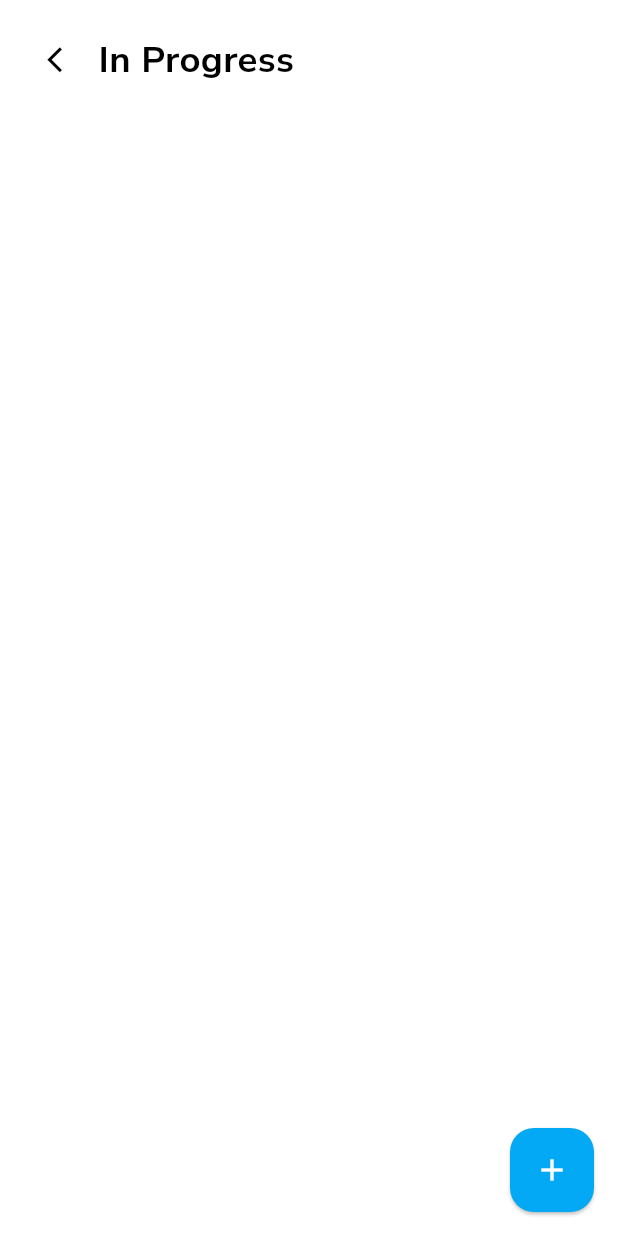
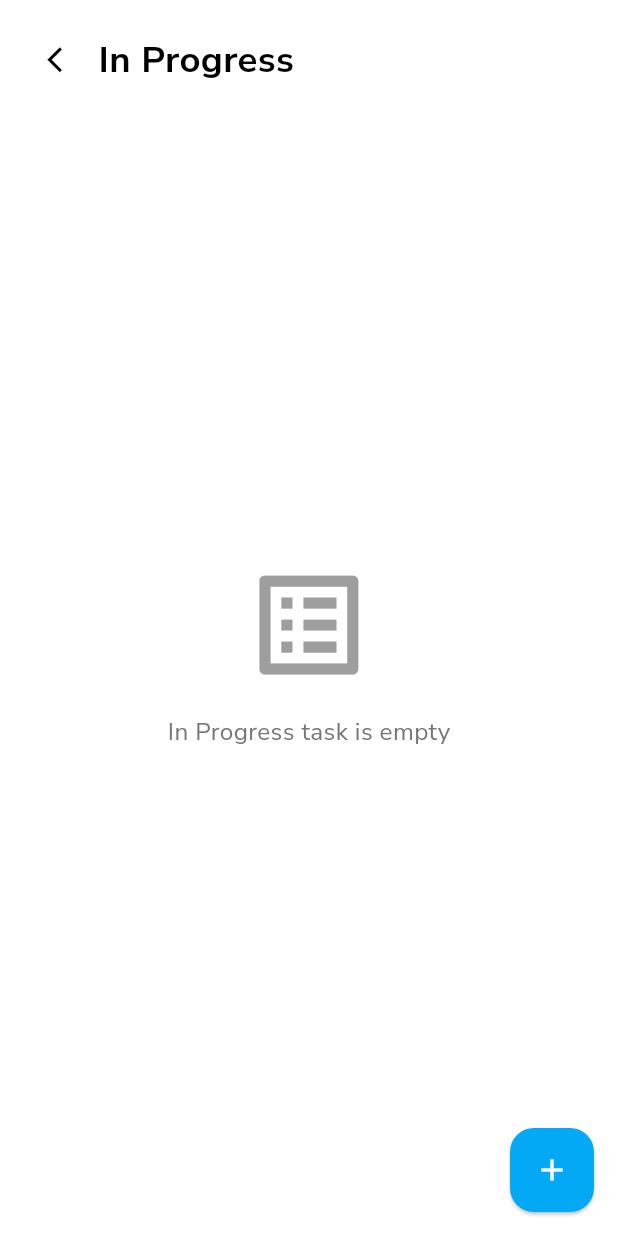
Before and after one commit to Okyesco/task_management, a Flutter app: the screen it shows after launch, after a tap on an icon or button, on a phone screen of 412 x 824 dp. Run offline on Flutter 3.47's test engine with Material 3 defaults, Android fonts, the phone set to English and light mode, and no system bars; our stand-ins replace flutter_screenutil, flutter_slidable, fluttertoast.

Commit message:
add empty task builder

```diff
--- a/lib/main.dart
+++ b/lib/main.dart
@@ -1,4 +1,5 @@
 import 'package:flutter/material.dart';
+import 'package:flutter/services.dart';
 import 'package:task_management/provider/task_provider.dart';
 import 'package:task_management/provider/theme_provider.dart';
 import 'package:task_management/screens/home_screen.dart';
@@ -6,7 +7,11 @@ import 'package:flutter_screenutil/flutter_screenutil.dart';
 import 'package:provider/provider.dart';
 import 'package:task_management/utilities/theme_data.dart';
 
-void main() {
+void main() async {
+  WidgetsFlutterBinding.ensureInitialized();
+  await SystemChrome.setPreferredOrientations([
+    DeviceOrientation.portraitUp,
+  ]);
   runApp(
     MultiProvider(
       providers: [
--- a/lib/screens/home_screen.dart
+++ b/lib/screens/home_screen.dart
@@ -102,18 +102,10 @@ class HomeUI extends StatelessWidget {
                       fontWeight: FontWeight.bold,
                     ),
                   ),
-                  SizedBox(height: 8.h),
-                  Text(
-                    '${taskProvider.numOfAllTask} Total Tasks',
-                    style: TextStyle(
-                      color: Colors.grey[600],
-                      fontSize: 16.sp,
-                    ),
-                  ),
 
                   // Information Architecture Card
                   SizedBox(height: 20.h),
-                  _buildCurrentTaskCard(),
+                  _buildCurrentTaskCard(taskProvider),
 
                   // Monthly Preview Section
                   SizedBox(height: 30.h),
@@ -193,18 +185,6 @@ class HomeUI extends StatelessWidget {
                   ),
 
                   SizedBox(height: 20.h),
-
-                  // // Bottom Navigation Bar placeholder
-                  // const Spacer(),
-                  // const Row(
-                  //   mainAxisAlignment: MainAxisAlignment.spaceAround,
-                  //   children: [
-                  //     Icon(Icons.home, color: Colors.deepPurple),
-                  //     Icon(Icons.calendar_today, color: Colors.grey),
-                  //     Icon(Icons.add_circle_outline, color: Colors.grey),
-                  //     Icon(Icons.person_outline, color: Colors.grey),
-                  //   ],
-                  // ),
                 ],
               ),
             ),
@@ -214,7 +194,7 @@ class HomeUI extends StatelessWidget {
     );
   }
 
-  Container _buildCurrentTaskCard() {
+  Container _buildCurrentTaskCard(TaskProvider taskProvider) {
     return Container(
       padding: EdgeInsets.symmetric(vertical: 16.h, horizontal: 16.w),
       decoration: BoxDecoration(
@@ -222,35 +202,28 @@ class HomeUI extends StatelessWidget {
         borderRadius: BorderRadius.circular(16.r),
       ),
       child: Row(
-        mainAxisAlignment: MainAxisAlignment.spaceBetween,
+        mainAxisAlignment: MainAxisAlignment.center,
         children: [
           Column(
-            crossAxisAlignment: CrossAxisAlignment.start,
+            crossAxisAlignment: CrossAxisAlignment.center,
             children: [
               Text(
-                'Information Architecture',
+                taskProvider.numOfAllTask.toString(),
                 style: TextStyle(
                   color: Colors.white,
-                  fontSize: 18.sp,
+                  fontSize: 32.sp,
                   fontWeight: FontWeight.w500,
                 ),
               ),
               SizedBox(height: 4.h),
               Text(
-                'Saber & Oro',
+                'Total Tasks',
                 style: TextStyle(
                   color: Colors.white.withOpacity(0.8),
-                  fontSize: 14.sp,
+                  fontSize: 16.sp,
                 ),
               ),
             ],
-          ),
-          Text(
-            'Now',
-            style: TextStyle(
-              color: Colors.white,
-              fontSize: 14.sp,
-            ),
           ),
         ],
       ),
@@ -265,7 +238,7 @@ class HomeUI extends StatelessWidget {
         borderRadius: BorderRadius.circular(16.r),
       ),
       child: Column(
-        crossAxisAlignment: CrossAxisAlignment.start,
+        crossAxisAlignment: CrossAxisAlignment.center,
         mainAxisAlignment: MainAxisAlignment.center,
         children: [
           Text(
@@ -280,7 +253,7 @@ class HomeUI extends StatelessWidget {
           Text(
             label,
             style: TextStyle(
-              fontSize: 14.sp,
+              fontSize: 16.sp,
               color: Colors.white.withOpacity(0.8),
             ),
           ),
--- a/lib/screens/task_list_screen.dart
+++ b/lib/screens/task_list_screen.dart
@@ -34,17 +34,28 @@ class TaskListUI extends StatelessWidget {
         elevation: 1,
         child: const Icon(Icons.add),
       ),
-      body: SafeArea(
-        child: Container(
-          padding: EdgeInsets.symmetric(horizontal: 16.w, vertical: 16.h),
-          child: Consumer<TaskProvider>(
-            builder: (context, taskProvider, child) => Column(
+      body: Consumer<TaskProvider>(
+        builder: (context, taskProvider, child) => SafeArea(
+          child: categoryIndex == 0 && taskProvider.numOfTodoTask == 0
+              ? _buildEmptyTasList(categories[0], context, categoryIndex)
+              : categoryIndex == 1 && taskProvider.numOfInProgressTask == 0
+                  ? _buildEmptyTasList(categories[1], context, categoryIndex)
+                  : categoryIndex == 2 && taskProvider.numOfDoneTask == 0
+                      ? _buildEmptyTasList(
+                          categories[2], context, categoryIndex)
+                      : Container(
+                          padding: EdgeInsets.symmetric(
+                            horizontal: 16.w,
+                            vertical: 16.h,
+                          ),
+                          child: Column(
                             crossAxisAlignment: CrossAxisAlignment.start,
                             children: [
                               Row(
                                 children: [
                                   IconButton(
-                      icon: Icon(Icons.arrow_back_ios, size: 20.sp),
+                                    icon:
+                                        Icon(Icons.arrow_back_ios, size: 20.sp),
                                     onPressed: () => Navigator.pop(context),
                                   ),
                                   Text(
@@ -75,12 +86,17 @@ class TaskListUI extends StatelessWidget {
                                       onTap: () {
                                         Navigator.of(context).push(
                                           MaterialPageRoute(
-                              builder: (context) => CreateTaskScreen(
+                                            builder: (context) =>
+                                                CreateTaskScreen(
                                               task: categoryIndex == 0
-                                    ? taskProvider.allToDoTasks[index]
+                                                  ? taskProvider
+                                                      .allToDoTasks[index]
                                                   : categoryIndex == 1
-                                        ? taskProvider.allInProgressTasks[index]
-                                        : taskProvider.allDoneTasks[index],
+                                                      ? taskProvider
+                                                              .allInProgressTasks[
+                                                          index]
+                                                      : taskProvider
+                                                          .allDoneTasks[index],
                                               taskIndex: index,
                                             ),
                                           ),
@@ -90,8 +106,10 @@ class TaskListUI extends StatelessWidget {
                                         task: categoryIndex == 0
                                             ? taskProvider.allToDoTasks[index]
                                             : categoryIndex == 1
-                                  ? taskProvider.allInProgressTasks[index]
-                                  : taskProvider.allDoneTasks[index],
+                                                ? taskProvider
+                                                    .allInProgressTasks[index]
+                                                : taskProvider
+                                                    .allDoneTasks[index],
                                       ),
                                     );
                                   },
@@ -177,3 +195,55 @@ class TaskCard extends StatelessWidget {
     );
   }
 }
+
+Widget _buildEmptyTasList(
+  String category,
+  BuildContext context,
+  int categoryIndex,
+) {
+  return Padding(
+    padding: EdgeInsets.symmetric(
+      horizontal: 16.w,
+      vertical: 16.h,
+    ),
+    child: Column(
+      children: [
+        Row(
+          children: [
+            IconButton(
+              icon: Icon(Icons.arrow_back_ios, size: 20.sp),
+              onPressed: () => Navigator.pop(context),
+            ),
+            Text(
+              categories[categoryIndex],
+              style: TextStyle(
+                fontSize: 24.sp,
+                fontWeight: FontWeight.bold,
+              ),
+            ),
+          ],
+        ),
+        Expanded(
+          child: Column(
+            mainAxisAlignment: MainAxisAlignment.center,
+            children: [
+              Icon(
+                Icons.list_alt_outlined,
+                size: 80.w,
+                color: Colors.grey,
+              ),
+              SizedBox(height: 16.h),
+              Text(
+                '$category task is empty',
+                style: TextStyle(
+                  color: Colors.grey[600],
+                  fontSize: 16.sp,
+                ),
+              ),
+            ],
+          ),
+        ),
+      ],
+    ),
+  );
+}
```
Lines whose indentation alone changed are shown as unchanged.
